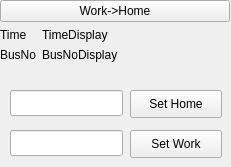
Qt form zouba/zouba.ui (nikobockerman/AtoBe) before a commit.
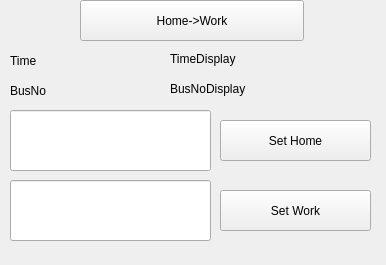
The same form after that commit.

Commit message: Added a toggle button, and fields to set home and work addresses. Adjusted the UI for the device.

```diff
--- a/zouba/zouba.ui
+++ b/zouba/zouba.ui
@@ -6,79 +6,21 @@
    <rect>
     <x>0</x>
     <y>0</y>
-    <width>231</width>
-    <height>167</height>
+    <width>386</width>
+    <height>265</height>
    </rect>
   </property>
   <property name="windowTitle">
    <string>ZuoBa</string>
   </property>
   <widget class="QWidget" name="centralwidget">
-   <widget class="QWidget" name="verticalLayoutWidget">
-    <property name="geometry">
-     <rect>
-      <x>0</x>
-      <y>0</y>
-      <width>230</width>
-      <height>106</height>
-     </rect>
-    </property>
-    <layout class="QVBoxLayout" name="verticalLayout">
-     <item>
-      <layout class="QFormLayout" name="formLayout">
-       <property name="fieldGrowthPolicy">
-        <enum>QFormLayout::AllNonFixedFieldsGrow</enum>
-       </property>
-       <item row="0" column="0" colspan="2">
-        <layout class="QHBoxLayout" name="horizontalLayout">
-         <item>
-          <widget class="QPushButton" name="route">
-           <property name="text">
-            <string>Work-&gt;Home</string>
-           </property>
-          </widget>
-         </item>
-        </layout>
-       </item>
-       <item row="1" column="1">
-        <widget class="QLabel" name="timedisplay">
-         <property name="text">
-          <string>TimeDisplay</string>
-         </property>
-        </widget>
-       </item>
-       <item row="2" column="0">
-        <widget class="QLabel" name="busnolabel">
-         <property name="text">
-          <string>BusNo</string>
-         </property>
-        </widget>
-       </item>
-       <item row="1" column="0">
-        <widget class="QLabel" name="timelabel">
-         <property name="text">
-          <string>Time</string>
-         </property>
-        </widget>
-       </item>
-       <item row="2" column="1">
-        <widget class="QLabel" name="busnodisplay">
-         <property name="text">
-          <string>BusNoDisplay</string>
-         </property>
-        </widget>
-       </item>
-      </layout>
-     </item>
-    </layout>
-   </widget>
    <widget class="QPushButton" name="sethomeaddress">
     <property name="geometry">
      <rect>
-      <x>130</x>
-      <y>90</y>
-      <width>92</width>
-      <height>28</height>
+      <x>220</x>
+      <y>120</y>
+      <width>151</width>
+      <height>41</height>
      </rect>
     </property>
     <property name="text">
@@ -88,10 +30,10 @@
    <widget class="QPushButton" name="setworkaddress">
     <property name="geometry">
      <rect>
-      <x>130</x>
-      <y>130</y>
-      <width>92</width>
-      <height>28</height>
+      <x>220</x>
+      <y>190</y>
+      <width>151</width>
+      <height>41</height>
      </rect>
     </property>
     <property name="text">
@@ -102,9 +44,9 @@
     <property name="geometry">
      <rect>
       <x>10</x>
-      <y>90</y>
-      <width>113</width>
-      <height>26</height>
+      <y>110</y>
+      <width>201</width>
+      <height>61</height>
      </rect>
     </property>
    </widget>
@@ -112,12 +54,77 @@
     <property name="geometry">
      <rect>
       <x>10</x>
-      <y>130</y>
-      <width>113</width>
-      <height>26</height>
+      <y>180</y>
+      <width>201</width>
+      <height>61</height>
      </rect>
     </property>
    </widget>
+   <widget class="QLabel" name="busnolabel">
+    <property name="geometry">
+     <rect>
+      <x>10</x>
+      <y>80</y>
+      <width>151</width>
+      <height>21</height>
+     </rect>
+    </property>
+    <property name="text">
+     <string>BusNo</string>
+    </property>
+   </widget>
+   <widget class="QLabel" name="busnodisplay">
+    <property name="geometry">
+     <rect>
+      <x>170</x>
+      <y>80</y>
+      <width>187</width>
+      <height>18</height>
+     </rect>
+    </property>
+    <property name="text">
+     <string>BusNoDisplay</string>
+    </property>
+   </widget>
+   <widget class="QLabel" name="timedisplay">
+    <property name="geometry">
+     <rect>
+      <x>170</x>
+      <y>50</y>
+      <width>187</width>
+      <height>18</height>
+     </rect>
+    </property>
+    <property name="text">
+     <string>TimeDisplay</string>
+    </property>
+   </widget>
+   <widget class="QLabel" name="timelabel">
+    <property name="geometry">
+     <rect>
+      <x>10</x>
+      <y>50</y>
+      <width>141</width>
+      <height>21</height>
+     </rect>
+    </property>
+    <property name="text">
+     <string>Time</string>
+    </property>
+   </widget>
+   <widget class="QPushButton" name="route">
+    <property name="geometry">
+     <rect>
+      <x>80</x>
+      <y>0</y>
+      <width>224</width>
+      <height>41</height>
+     </rect>
+    </property>
+    <property name="text">
+     <string>Home-&gt;Work</string>
+    </property>
+   </widget>
   </widget>
  </widget>
  <resources/>
```
